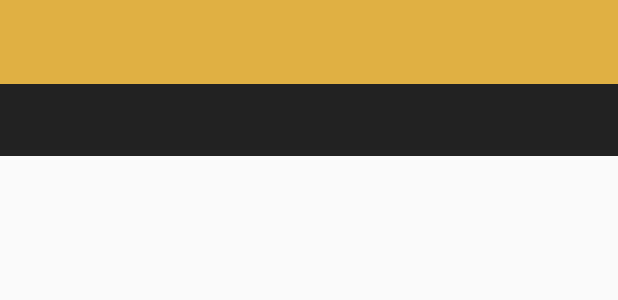
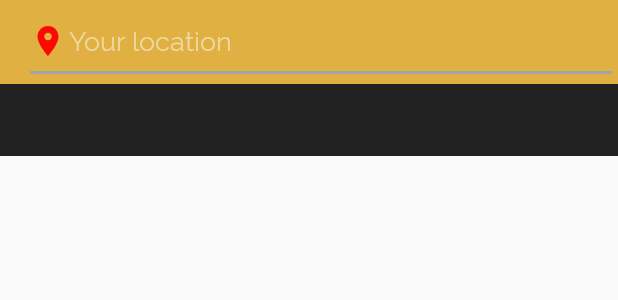
Before and after one commit to sharmakaran460/BiryaniBychoice, an Android app: the layout activity_main.xml on its own in the app's theme, with its tools: preview values and no code run, on a phone screen of 412 x 824 dp. Shown: the top 300 px of the screen. Run offline under Robolectric (Android 15) with nearby library versions, the phone set to English and light mode, and no system bars.

Commit message:
current Location display

```diff
--- a/app/src/main/java/com/example/test/MainActivity.java
+++ b/app/src/main/java/com/example/test/MainActivity.java
@@ -28,6 +28,7 @@
 import android.view.View;
 import android.view.ViewGroup;
 import android.view.WindowManager;
+import android.widget.EditText;
 import android.widget.LinearLayout;
 import android.widget.TextView;
 import android.widget.Toast;
@@ -55,6 +56,7 @@
     private TabLayout tabbar;
     private ViewPager viewPager;
     private Toolbar toolbar;
+    private EditText locText;
 
     Location loc;
     private DrawerLayout drawerLayout;
@@ -66,7 +68,7 @@
         super.onCreate(savedInstanceState);
         setContentView(R.layout.activity_main);
         toolbar = findViewById(R.id.toolbar);
-
+        locText =findViewById(R.id.locationText);
         client = LocationServices.getFusedLocationProviderClient(this);
 
         //requestPermission();
@@ -150,6 +152,7 @@
             addressFragment.add(address.getAddressLine(i));
         }
         System.out.println("ye address aa rahae hai"+addressFragment);
+        locText.setText(addressFragment.get(0));
         Toast.makeText(this, addressFragment.get(0), Toast.LENGTH_LONG).show();
     }
 }
--- /dev/null
+++ b/app/src/main/res/drawable/ic_location_on_black_24dp.xml
@@ -0,0 +1,5 @@
+<vector android:alpha="0.95" android:height="24dp"
+    android:viewportHeight="24.0" android:viewportWidth="24.0"
+    android:width="24dp" xmlns:android="http://schemas.android.com/apk/res/android">
+    <path android:fillColor="#FF0000" android:pathData="M12,2C8.13,2 5,5.13 5,9c0,5.25 7,13 7,13s7,-7.75 7,-13c0,-3.87 -3.13,-7 -7,-7zM12,11.5c-1.38,0 -2.5,-1.12 -2.5,-2.5s1.12,-2.5 2.5,-2.5 2.5,1.12 2.5,2.5 -1.12,2.5 -2.5,2.5z"/>
+</vector>
--- a/app/src/main/res/layout/activity_main.xml
+++ b/app/src/main/res/layout/activity_main.xml
@@ -28,7 +28,16 @@
                 app:titleTextColor="#222222"
                 android:theme="@style/ThemeOverlay.AppCompat.Dark"
                 android:background="@color/colorPrimaryDark"
-                />
+                >
+            <EditText
+                android:layout_width="match_parent"
+                android:layout_height="match_parent"
+                android:textColor="@android:color/white"
+                android:drawableLeft="@drawable/ic_location_on_black_24dp"
+                android:drawablePadding="2sp"
+                android:hint="Your location"
+                android:id="@+id/locationText"/>
+            </androidx.appcompat.widget.Toolbar>
             <com.google.android.material.tabs.TabLayout
                 android:id="@+id/tab"
                 android:layout_width="match_parent"
```
